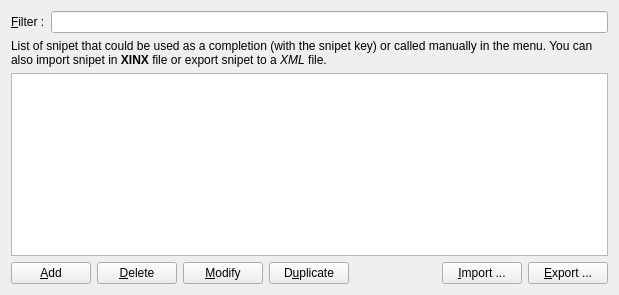
Qt form framework/application/customdialog/ui/customsnipet.ui (phoenix741/xinx) before a commit.
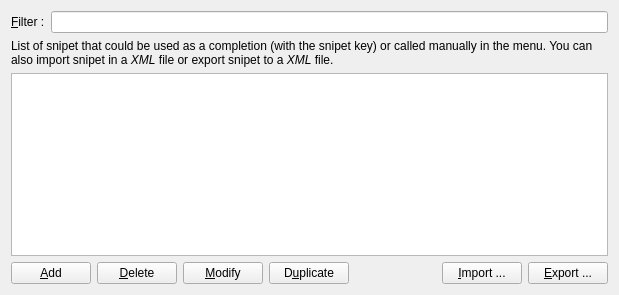
The same form after that commit. Icons and pictures are not drawn. Custom widgets are drawn as their Qt base class.

The edit to the form file:
```diff
--- a/framework/application/customdialog/ui/customsnipet.ui
+++ b/framework/application/customdialog/ui/customsnipet.ui
@@ -34,7 +34,7 @@
    <item>
     <widget class="QLabel" name="label_13">
      <property name="text">
-      <string>List of snipet that could be used as a completion (with the snipet key) or called manually in the menu. You can also import snipet in &lt;b&gt;XINX&lt;/b&gt; file or export snipet to a &lt;i&gt;XML&lt;/i&gt; file.</string>
+      <string>List of snipet that could be used as a completion (with the snipet key) or called manually in the menu. You can also import snipet in a &lt;i&gt;XML&lt;/i&gt; file or export snipet to a &lt;i&gt;XML&lt;/i&gt; file.</string>
      </property>
      <property name="wordWrap">
       <bool>true</bool>
```
Left out of the diff: 24 changed lines with no effect on the pictures.
